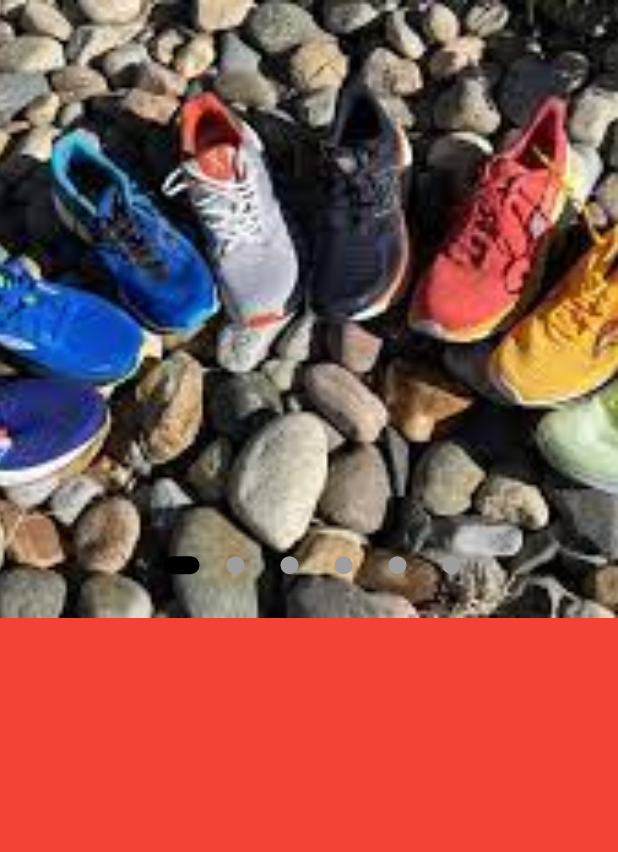
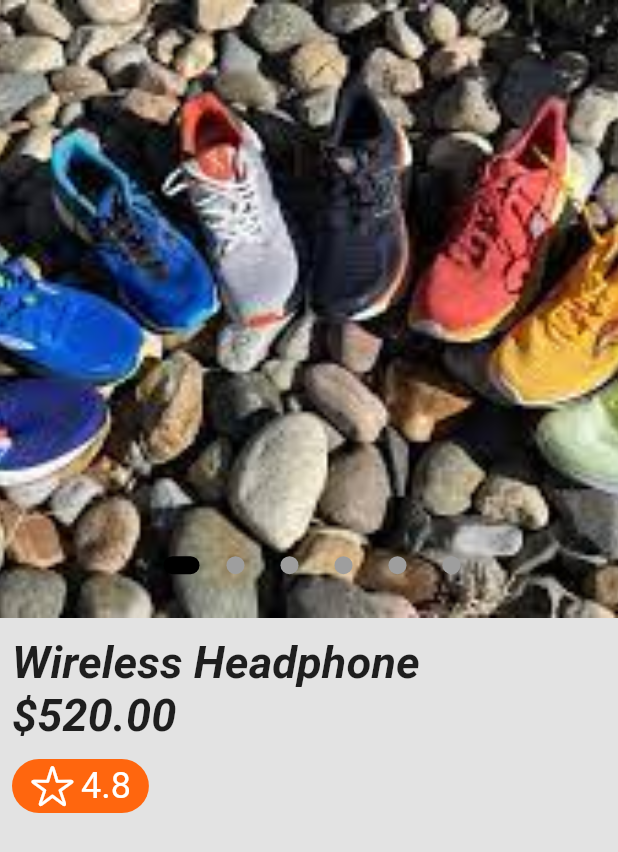
Before and after one commit to Sunny-india/ecommerce_dribbble, a Flutter app: the screen it shows after launch, on a phone screen of 412 x 824 dp. Shown: the top 852 px of the screen. Run offline on Flutter 3.47's test engine with Material 2 defaults, Android fonts, the light colour scheme and no system bars; Roboto replaces fonts that are missing (Mulish-Italic).

```diff
--- a/lib/color_constants.dart
+++ b/lib/color_constants.dart
@@ -4,4 +4,5 @@ class ColorConstants {
   static Color iconColor = const Color(0xff202020);
   static Color roundContainerColor = const Color(0xffe3e3e3);
   static Color textFormFieldIconColor = const Color(0xff999999);
+  static Color orangeContainer = const Color(0xffff660e);
 }
--- a/lib/product_detail_model_page.dart
+++ b/lib/product_detail_model_page.dart
@@ -1,3 +1,4 @@
+import 'package:flutter/cupertino.dart';
 import 'package:flutter/material.dart';
 
 import 'color_constants.dart';
@@ -103,8 +104,50 @@ class _ProductDetailModelPageState extends State<ProductDetailModelPage> {
     return Container(
       height: size.height * .5,
       width: size.width,
-      color: Colors.red,
-      child: Column(),
+      //color: Colors.red,
+      child: Padding(
+        padding: const EdgeInsets.symmetric(horizontal: 8.0),
+        child: Column(
+          crossAxisAlignment: CrossAxisAlignment.start,
+          children: [
+            const SizedBox(height: 12),
+            const Text(
+              'Wireless Headphone\n\$520.00',
+              style: TextStyle(
+                  fontWeight: FontWeight.w700,
+                  fontSize: 30,
+                  fontStyle: FontStyle.italic,
+                  fontFamily: 'Mulish-Italic'),
+            ),
+            const SizedBox(height: 12),
+            Row(
+              children: [
+                Container(
+                  padding:
+                      const EdgeInsets.symmetric(horizontal: 12, vertical: 3),
+                  decoration: BoxDecoration(
+                      borderRadius: BorderRadius.circular(22),
+                      color: ColorConstants.orangeContainer),
+                  child: const Row(
+                    children: [
+                      Icon(
+                        CupertinoIcons.star,
+                        color: Colors.white,
+                        size: 30,
+                      ),
+                      SizedBox(width: 4),
+                      Text(
+                        '4.8',
+                        style: TextStyle(color: Colors.white, fontSize: 24),
+                      ),
+                    ],
+                  ),
+                )
+              ],
+            ),
+          ],
+        ),
+      ),
     );
   }
 }
```
Also changed, not shown: pubspec.yaml (+7 -7 lines), assets/fonts/Mulish-Italic.ttf (added), assets/fonts/Mulish.ttf (added), 1 other file.
